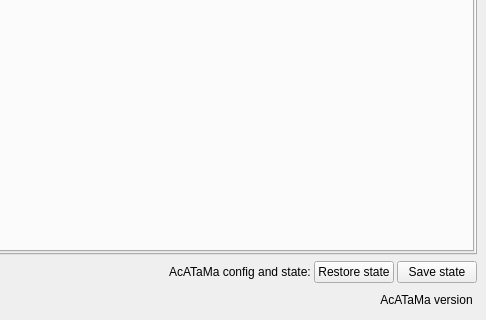
This is ui/acatama_dockwidget.ui in SMByC/AcATaMa as Qt 5 draws it before an edit; both pictures show x 187 to 673 and y 906 to 1226 of the 673 by 1226 pixel window. The edited form follows.
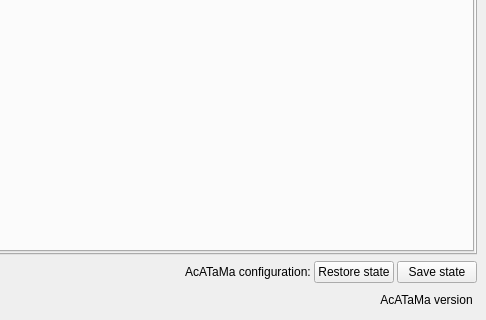
This is the edited form. Icons and pictures are not drawn. Custom widgets are drawn as their Qt base class.

Commit message: Improved the acatama config buttons with icons

Patch:
```diff
--- a/ui/acatama_dockwidget.ui
+++ b/ui/acatama_dockwidget.ui
@@ -1536,8 +1536,13 @@
           </item>
           <item>
            <widget class="QLabel" name="label_3">
+            <property name="font">
+             <font>
+              <pointsize>9</pointsize>
+             </font>
+            </property>
             <property name="text">
-             <string>AcATaMa config and state:</string>
+             <string>AcATaMa configuration:</string>
             </property>
             <property name="alignment">
              <set>Qt::AlignJustify|Qt::AlignVCenter</set>
```
Left out of the diff: 18 changed lines with no effect on the pictures. The commit also changes 3 other files.
